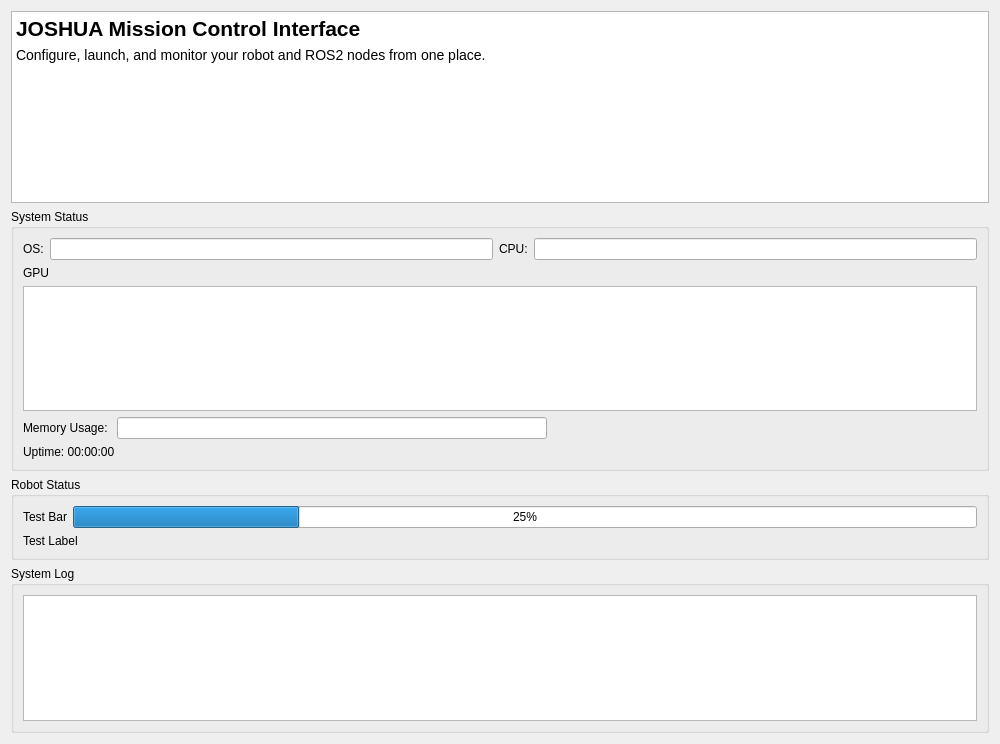
First picture: the form in gui/general_tab.ui, repository Joshua-AI-Robotics/Joshua, before the edit.
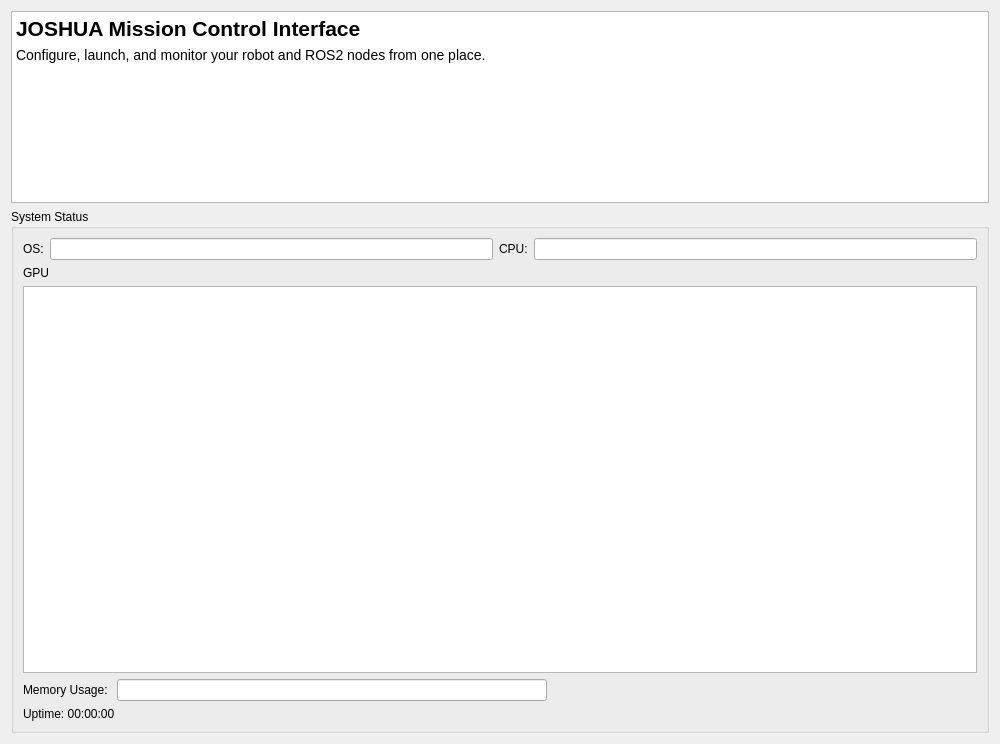
Second picture: the form after the edit.

Diff of the .ui file:
```diff
--- a/gui/general_tab.ui
+++ b/gui/general_tab.ui
@@ -143,56 +143,6 @@
          </layout>
         </widget>
        </item>
-       <item>
-        <widget class="QGroupBox" name="robotStatusGroup">
-         <property name="title">
-          <string>Robot Status</string>
-         </property>
-         <layout class="QVBoxLayout" name="robotStatusLayout">
-          <item>
-           <layout class="QHBoxLayout" name="tempLayout">
-            <item>
-             <widget class="QLabel" name="temperatureLabel">
-              <property name="text">
-               <string>Test Bar</string>
-              </property>
-             </widget>
-            </item>
-            <item>
-             <widget class="QProgressBar" name="temperatureBar">
-              <property name="value">
-               <number>25</number>
-              </property>
-             </widget>
-            </item>
-           </layout>
-          </item>
-          <item>
-           <widget class="QLabel" name="currentSpeedLabel">
-            <property name="text">
-             <string>Test Label</string>
-            </property>
-           </widget>
-          </item>
-         </layout>
-        </widget>
-       </item>
-       <item>
-        <widget class="QGroupBox" name="logGroup">
-         <property name="title">
-          <string>System Log</string>
-         </property>
-         <layout class="QVBoxLayout" name="logLayout">
-          <item>
-           <widget class="QTextEdit" name="logTextEdit">
-            <property name="readOnly">
-             <bool>true</bool>
-            </property>
-           </widget>
-          </item>
-         </layout>
-        </widget>
-       </item>
       </layout>
      </widget>
     </widget>
```
